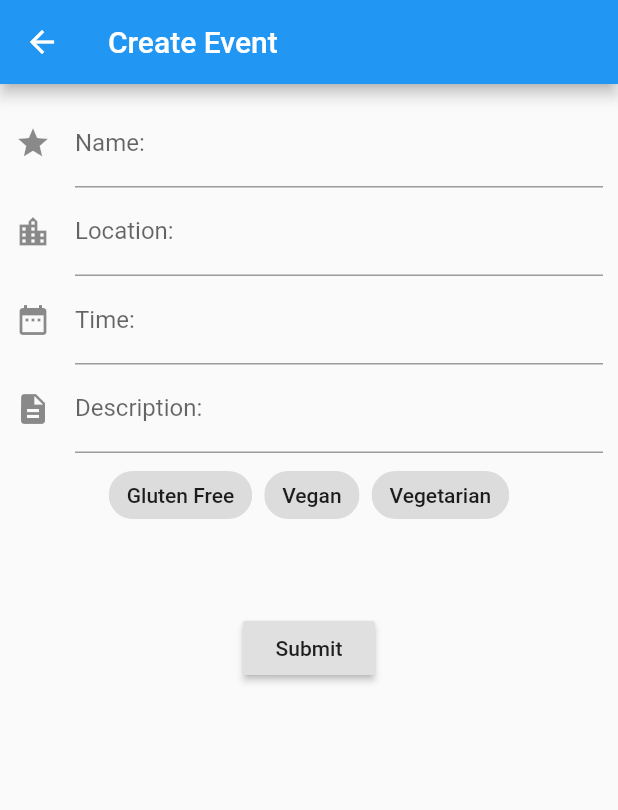
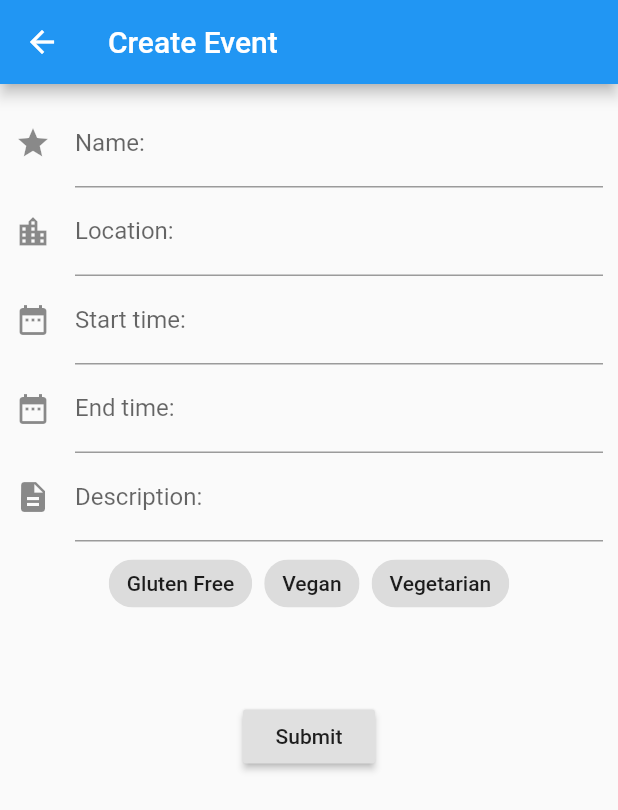
Before and after one commit to mattrossman/free-food-finders, a Flutter app: the AddEventScreen screen opened directly, on a phone screen of 412 x 824 dp. Shown: the top 810 px of the screen. Run offline on Flutter 3.47's test engine with Material 2 defaults, Android fonts, the phone set to English and light mode, and no system bars; drawn by our look-alikes of datetime_picker_formfield; network calls fail.

Commit message:
Add start and end timestamp fields

```diff
--- a/lib/foodevent.dart
+++ b/lib/foodevent.dart
@@ -1,17 +1,19 @@
 class FoodEvent {
   String name;
   String location;
-  DateTime timestamp;
+  DateTime timestampFrom;
+  DateTime timestampTo;
   String description;
   List<String> tags;
 
-  FoodEvent({this.name, this.location, this.timestamp, this.description, this.tags});
+  FoodEvent({this.name, this.location, this.timestampFrom, this.timestampTo, this.description, this.tags});
 
   factory FoodEvent.fromJson(Map<String, dynamic> json) {
     return FoodEvent(
       name: json['name'],
       location: json['location'],
-      timestamp: new DateTime.fromMillisecondsSinceEpoch(json['timestamp'] * 1000),
+      timestampFrom: new DateTime.fromMillisecondsSinceEpoch(json['timestampFrom'] * 1000),
+      timestampTo: new DateTime.fromMillisecondsSinceEpoch(json['timestampTo'] * 1000),
       description: json['description'],
       tags: new List<String>.from(json['tags'] ?? const[])
     );
@@ -20,7 +22,8 @@ class FoodEvent {
   Map<String, dynamic> toJson() => {
     'name' : name,
     'location' : location,
-    'timestamp' : (timestamp.millisecondsSinceEpoch/1000).round(),
+    'timestampFrom' : (timestampFrom.millisecondsSinceEpoch/1000).round(),
+    'timestampTo' : (timestampTo.millisecondsSinceEpoch/1000).round(),
     'description' : description,
     'tags': tags
   };
--- a/lib/form.dart
+++ b/lib/form.dart
@@ -102,10 +102,18 @@ class MyCustomFormState extends State<MyCustomForm> {
             BasicDateTimeField(
               decoration: InputDecoration(
                 icon: Icon(Icons.date_range),
-                labelText: 'Time:'
+                labelText: 'Start time:'
               ),
               validator: validateRequiredDatetime,
-              onSaved: (val) => setState(() => _event.timestamp = val),
+              onSaved: (val) => setState(() => _event.timestampFrom = val),
+            ),
+            BasicDateTimeField(
+              decoration: InputDecoration(
+                icon: Icon(Icons.date_range),
+                labelText: 'End time:'
+              ),
+              validator: validateRequiredDatetime,
+              onSaved: (val) => setState(() => _event.timestampTo = val),
             ),
             TextFormField(
               decoration: InputDecoration(
```
Also changed, not shown: lib/main.dart (+4 -3 lines), script/dummy.json (+2 -15 lines).
